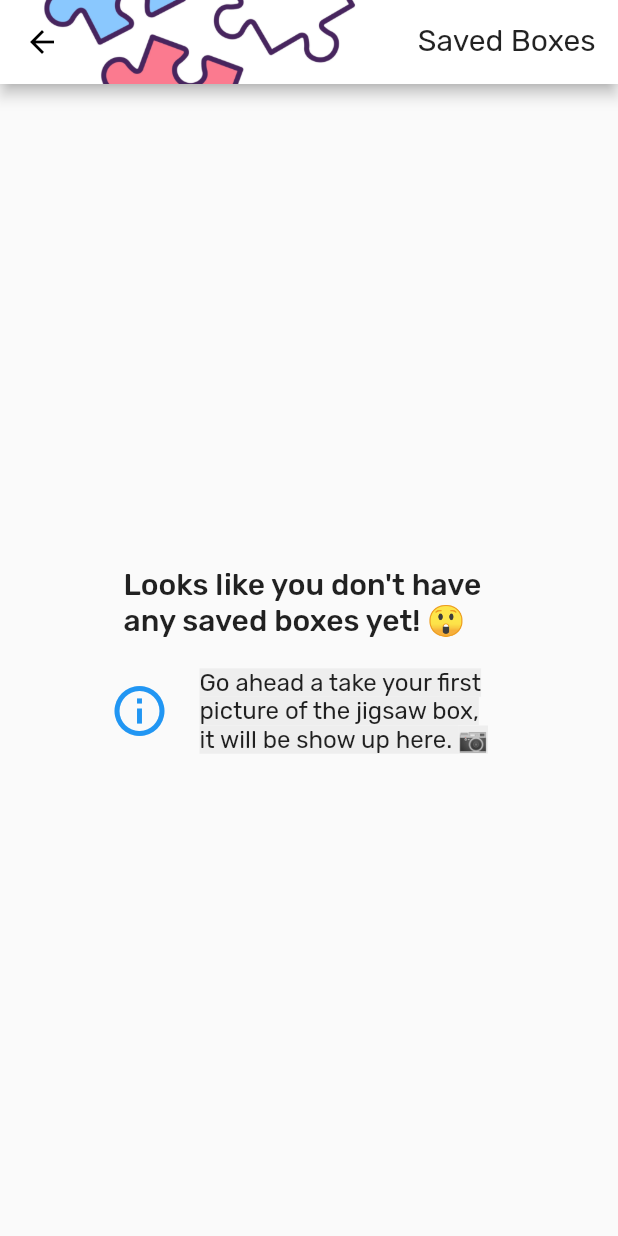
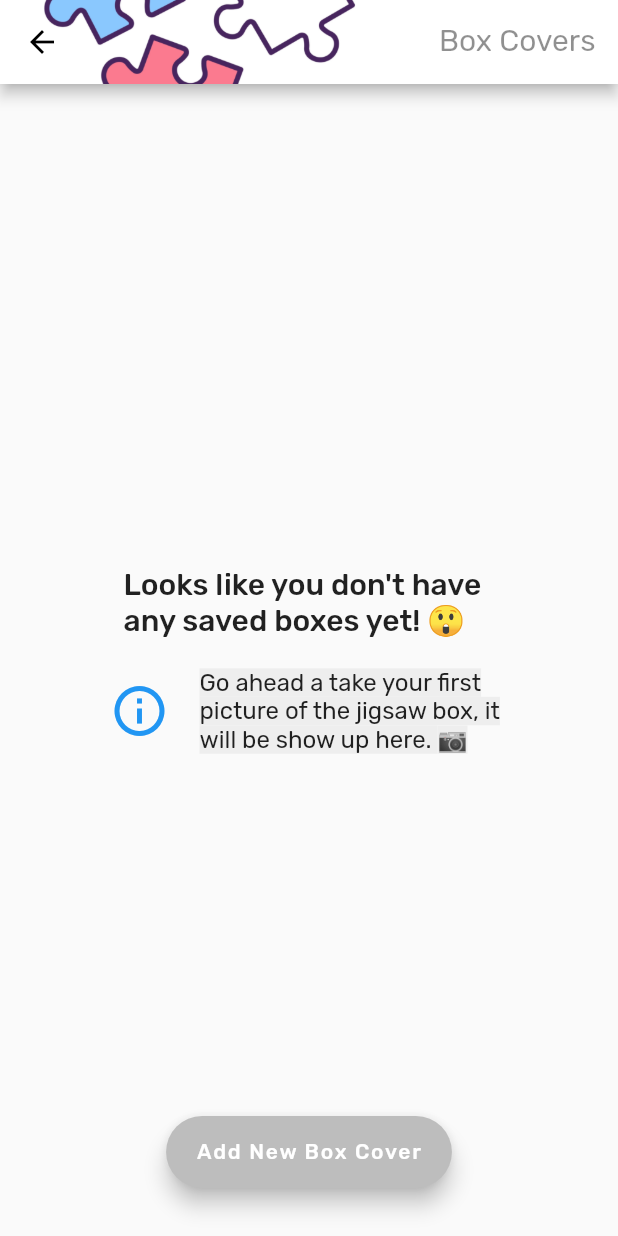
Before and after one commit to Joe-Nunn/Jigsaw-Hints-App, a Flutter app: the GalleryScreen screen opened directly, on a phone screen of 412 x 824 dp. Run offline on Flutter 3.47's test engine with Material 2 defaults, Android fonts, the phone set to English and light mode, and no system bars; drawn by our look-alikes of flutter_animate; our stand-ins replace babstrap_settings_screen, camera, page_transition, rounded_loading_button, shared_preferences, showcaseview; missing offline and left inert: animated_button; accounts and stored records are empty.

Commit message:
UI improvements based on user feedback

```diff
--- a/lib/pages/camera_screen.dart
+++ b/lib/pages/camera_screen.dart
@@ -219,7 +219,7 @@ class _CameraScreenState extends State<CameraScreen> {
           key: keys.elementAt(0),
           description: 'Select the box cover to work with',
           child: IconButton(
-            onPressed: () => showSelectedBoxCoverDialog(context),
+            onPressed: () => showBoxCoverDialog(context, keys.elementAt(1)),
             icon: Icon(
               Icons.settings_system_daydream,
               color: box.boxCover == null ? Colors.white : Colors.green,
--- a/lib/pages/gallery_screen.dart
+++ b/lib/pages/gallery_screen.dart
@@ -5,6 +5,7 @@ import 'package:flutter/material.dart';
 import 'package:jigsaw_hints/pages/widgets/gallery_picture.dart';
 import 'package:jigsaw_hints/provider/box_cover.dart';
 import 'package:jigsaw_hints/provider/images.dart';
+import 'package:jigsaw_hints/ui/dialogs/info_dialog.dart';
 import 'package:jigsaw_hints/ui/menus/app_bar.dart';
 import 'package:jigsaw_hints/utils/constants.dart';
 import 'package:provider/provider.dart';
@@ -32,10 +33,12 @@ class _GalleryScreenState extends State<GalleryScreen> {
 
   void usePicture(File image, BoxCoverProvider boxCover) async {
     allowPop = false;
-    Timer(const Duration(seconds: 2), () {
-      allowPop = true;
+    Timer(const Duration(milliseconds: 1500), () {
       boxCover.boxCover = image;
       selectButtonController.success();
+      Timer(const Duration(seconds: 1), () {
+        Navigator.pop(context);
+      });
     });
   }
 
@@ -49,28 +52,63 @@ class _GalleryScreenState extends State<GalleryScreen> {
           return Future.value(false);
         }
       },
-      child: Consumer<ImagesProvider>(builder: (context, images, child) {
+      child: Consumer2<ImagesProvider, BoxCoverProvider>(
+          builder: (context, images, box, child) {
         return Scaffold(
             appBar: const JigsawAppBar(
-            title: "Saved Boxes",
+              title: "Box Covers",
             ),
             body: GestureDetector(
                 onTap: () => setState(() => selectedPictureIndex = 0),
-              child: body(context, images)),
+                child: body(context, images, box)),
+            floatingActionButton: selectedPictureIndex == 0
+                ? Padding(
+                    padding: const EdgeInsets.all(defaultBigContentPadding),
+                    child: FloatingActionButton.extended(
+                      backgroundColor: Colors.grey[400],
+                      onPressed: () {
+                        if (box.boxCover == null) {
+                          Navigator.of(context)
+                              .popUntil(ModalRoute.withName('/'));
+                        } else {
+                          showInfoDialog(
+                            context,
+                            title: "Before you continue...",
+                            content:
+                                "Be aware that this will unselect current box cover. Are you sure?",
+                            titleBgColor: Colors.redAccent,
+                            rightButton: Padding(
+                              padding: const EdgeInsets.all(8.0),
+                              child: popButton(context, text: "Yes",
+                                  onPressed: () {
+                                box.boxCover = null;
+                                Navigator.of(context)
+                                    .popUntil(ModalRoute.withName('/'));
+                              }),
+                            ),
+                            leftButton: popButton(context, text: "No"),
                           );
+                        }
+                      },
+                      label: const Text("Add New Box Cover"),
+                    ).animate().fade(),
+                  )
+                : null,
+            floatingActionButtonLocation:
+                FloatingActionButtonLocation.centerFloat);
       }),
     );
   }
 
-  Widget body(context, ImagesProvider images) {
+  Widget body(context, ImagesProvider images, BoxCoverProvider box) {
     return images.capturedImages.isEmpty
         ? emptyGallery(context)
-        : selectableGallery(images);
+        : selectableGallery(images, box);
   }
 
-  Widget selectableGallery(ImagesProvider images) {
-    return Consumer<BoxCoverProvider>(builder: (context, box, child) {
-      return Stack(children: [
+  Widget selectableGallery(ImagesProvider images, BoxCoverProvider box) {
+    return Stack(
+      children: [
         GridView.count(
           padding: const EdgeInsets.only(bottom: 100),
           crossAxisCount: 3,
@@ -89,14 +127,16 @@ class _GalleryScreenState extends State<GalleryScreen> {
           Align(
             alignment: Alignment.bottomCenter,
             heightFactor: 13,
-              child: usePictureButton(images, box)),
-      ]);
-    });
+            child: usePictureButton(images, box),
+          ),
+      ],
+    );
   }
 
   Widget usePictureButton(ImagesProvider images, BoxCoverProvider box) {
     return Animate(
       child: RoundedLoadingButton(
+        successIcon: Icons.extension,
         controller: selectButtonController,
         color: themeLightBlue,
         successColor: Colors.green,
@@ -104,7 +144,7 @@ class _GalleryScreenState extends State<GalleryScreen> {
         onPressed: () => usePicture(
             images.capturedImages.elementAt(selectedPictureIndex - 1), box),
         child: Text(
-          'Use this box cover',
+          'Use This Box Cover',
           style: Theme.of(context).textTheme.labelMedium?.copyWith(
                 color: Colors.white,
               ),
@@ -134,18 +174,18 @@ class _GalleryScreenState extends State<GalleryScreen> {
                 Icons.info_outline,
                 color: Colors.blue,
                 size: defaultIconSize,
-              ),
+              ).animate().flipH(duration: 1.seconds),
               const SizedBox(width: defaultSmallWhitespace),
               SizedBox(
                 width: MediaQuery.of(context).size.width * 0.5,
                 child: Text(
-                  "Go ahead a take your first picture of the jigsaw box,   it will be show up here. 📷",
+                  "Go ahead a take your first picture of the jigsaw box, it will be show up here. 📷",
                   style: Theme.of(context)
                       .textTheme
                       .bodyMedium
                       ?.copyWith(backgroundColor: Colors.grey[200]),
                 ),
-              ),
+              ).animate(delay: 1.seconds).fadeIn(duration: 2.seconds),
             ],
           ),
         ],
--- a/lib/settings/about.dart
+++ b/lib/settings/about.dart
@@ -1,5 +1,6 @@
 import 'package:flutter/material.dart';
 import 'package:jigsaw_hints/ui/menus/app_bar.dart';
+import 'package:jigsaw_hints/utils/app_version.dart';
 import 'package:jigsaw_hints/utils/constants.dart';
 import 'package:jigsaw_hints/ui/dialogs/info_dialog.dart';
 import 'package:jigsaw_hints/main/main.dart';
@@ -33,7 +34,7 @@ class _AboutSettingsState extends State<AboutSettings> {
             ),
             title: const Text('App Version'),
             subtitle: const Text('Installed version'),
-            trailing: const Text('1.0.0'),
+            trailing: const Text(currentJigsawHintsVersion),
             onTap: () => {}),
         ListTile(
             leading: const Icon(
--- a/lib/settings/accessibility.dart
+++ b/lib/settings/accessibility.dart
@@ -3,7 +3,7 @@ import 'package:flutter/material.dart';
 import 'package:jigsaw_hints/ui/menus/app_bar.dart';
 import 'package:jigsaw_hints/utils/constants.dart';
 import 'package:jigsaw_hints/settings/default_settings.dart';
-import 'package:jigsaw_hints/settings/input_dialog.dart';
+import 'package:jigsaw_hints/ui/dialogs/input_dialog.dart';
 import 'package:jigsaw_hints/settings/shared_prefs.dart';
 import 'package:provider/provider.dart';
 import 'package:shared_preferences/shared_preferences.dart';
--- a/lib/settings/general.dart
+++ b/lib/settings/general.dart
@@ -4,7 +4,7 @@ import 'package:flutter/material.dart';
 import 'package:jigsaw_hints/ui/menus/app_bar.dart';
 import 'package:jigsaw_hints/utils/constants.dart';
 import 'package:jigsaw_hints/settings/default_settings.dart';
-import 'package:jigsaw_hints/settings/input_dialog.dart';
+import 'package:jigsaw_hints/ui/dialogs/input_dialog.dart';
 import 'package:jigsaw_hints/settings/shared_prefs.dart';
 import 'package:provider/provider.dart';
 import 'package:shared_preferences/shared_preferences.dart';
--- a/lib/ui/menus/app_bar.dart
+++ b/lib/ui/menus/app_bar.dart
@@ -15,9 +15,12 @@ class JigsawAppBar extends StatelessWidget with PreferredSizeWidget {
       actions: [
         Padding(
           padding: const EdgeInsets.all(defaultAppBarPadding),
-          child: Text(
-            title,
-            style: Theme.of(context).textTheme.titleMedium,
+          child: Opacity(
+            opacity: 0.5,
+            child: Text(
+              title,
+              style: Theme.of(context).textTheme.titleMedium,
+            ),
           ),
         ),
       ],
--- a/lib/ui/menus/drawer_menu.dart
+++ b/lib/ui/menus/drawer_menu.dart
@@ -35,7 +35,7 @@ class DrawerMenu extends StatelessWidget {
             leading: const Icon(
               Icons.photo_album,
             ),
-            title: const MenuText('Saved Boxes'),
+            title: const MenuText('Box Covers'),
             onTap: () {
               Navigator.push(context, slideIn(const GalleryScreen()));
             },
--- a/lib/ui/overlays/guideline_box.dart
+++ b/lib/ui/overlays/guideline_box.dart
@@ -1,4 +1,5 @@
 import 'package:flutter/material.dart';
+import 'package:flutter_animate/flutter_animate.dart';
 import 'package:jigsaw_hints/provider/camera_mode.dart';
 
 class GuidelineBox extends StatelessWidget {
@@ -40,7 +41,7 @@ class GuidelineBox extends StatelessWidget {
             ),
           ),
         ),
-      ),
+      ).animate().fade(duration: 2.seconds),
     );
   }
 }
--- /dev/null
+++ b/lib/utils/app_version.dart
@@ -0,0 +1 @@
+const currentJigsawHintsVersion = "1.2.0";
```
Also changed, not shown: lib/main/main.dart (+7 -1 lines), lib/settings/settings_page.dart (+7 -5 lines), lib/ui/dialogs/box_cover_dialog.dart (+42 -33 lines), images/add_image.png (added), lib/ui/dialogs/input_dialog.dart (renamed from lib/settings/input_dialog.dart). Lines whose indentation alone changed are shown as unchanged.
